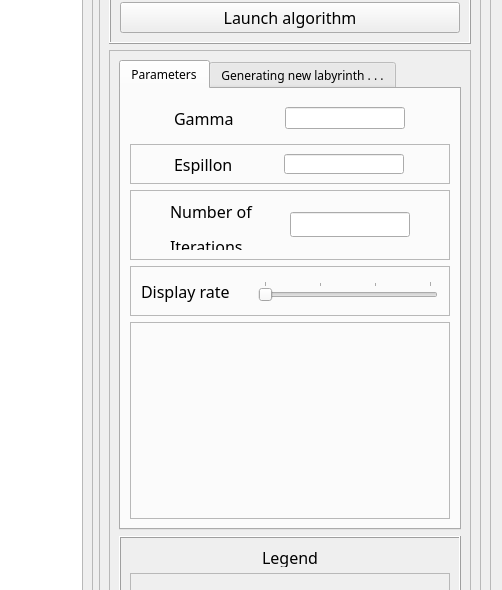
ProgramPenguin/Laby_Q_Learning, file Interface/interface.ui: the form before one commit; both pictures show x 748 to 1250 and y 99 to 689 of the 1250 by 900 pixel window.
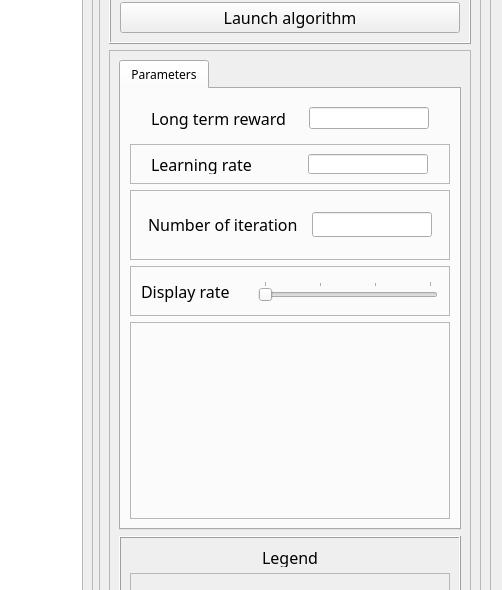
The form after the commit.

What changed in the file:
```diff
--- a/Interface/interface.ui
+++ b/Interface/interface.ui
@@ -206,7 +206,7 @@
                     <widget class="QLabel" name="label_gamma">
                      <property name="maximumSize">
                       <size>
-                       <width>70</width>
+                       <width>140</width>
                        <height>16777215</height>
                       </size>
                      </property>
@@ -219,7 +219,7 @@
                       <enum>Qt::LeftToRight</enum>
                      </property>
                      <property name="text">
-                      <string>Gamma</string>
+                      <string>Long term reward</string>
                      </property>
                      <property name="alignment">
                       <set>Qt::AlignLeading|Qt::AlignLeft|Qt::AlignVCenter</set>
@@ -271,7 +271,7 @@
                     <widget class="QLabel" name="label_espillon">
                      <property name="maximumSize">
                       <size>
-                       <width>70</width>
+                       <width>140</width>
                        <height>16777215</height>
                       </size>
                      </property>
@@ -284,7 +284,7 @@
                       <enum>Qt::LeftToRight</enum>
                      </property>
                      <property name="text">
-                      <string>Espillon</string>
+                      <string>Learning rate</string>
                      </property>
                      <property name="alignment">
                       <set>Qt::AlignLeading|Qt::AlignLeft|Qt::AlignVCenter</set>
@@ -330,7 +330,7 @@
                     <widget class="QLabel" name="label_iteration">
                      <property name="maximumSize">
                       <size>
-                       <width>84</width>
+                       <width>150</width>
                        <height>16777215</height>
                       </size>
                      </property>
@@ -343,7 +343,7 @@
                       <enum>Qt::LeftToRight</enum>
                      </property>
                      <property name="text">
-                      <string>&lt;html&gt;&lt;head/&gt;&lt;body&gt;&lt;p&gt;Number of &lt;/p&gt;&lt;p&gt;Iterations&lt;/p&gt;&lt;/body&gt;&lt;/html&gt;</string>
+                      <string>&lt;html&gt;&lt;head/&gt;&lt;body&gt;&lt;p&gt;Number of iterations&lt;/p&gt;&lt;/body&gt;&lt;/html&gt;</string>
                      </property>
                      <property name="alignment">
                       <set>Qt::AlignLeading|Qt::AlignLeft|Qt::AlignVCenter</set>
@@ -452,11 +452,6 @@
                 </item>
                </layout>
               </widget>
-              <widget class="QWidget" name="gen_laby">
-               <attribute name="title">
-                <string>Generating new labyrinth . . .</string>
-               </attribute>
-              </widget>
              </widget>
             </item>
             <item>
```
